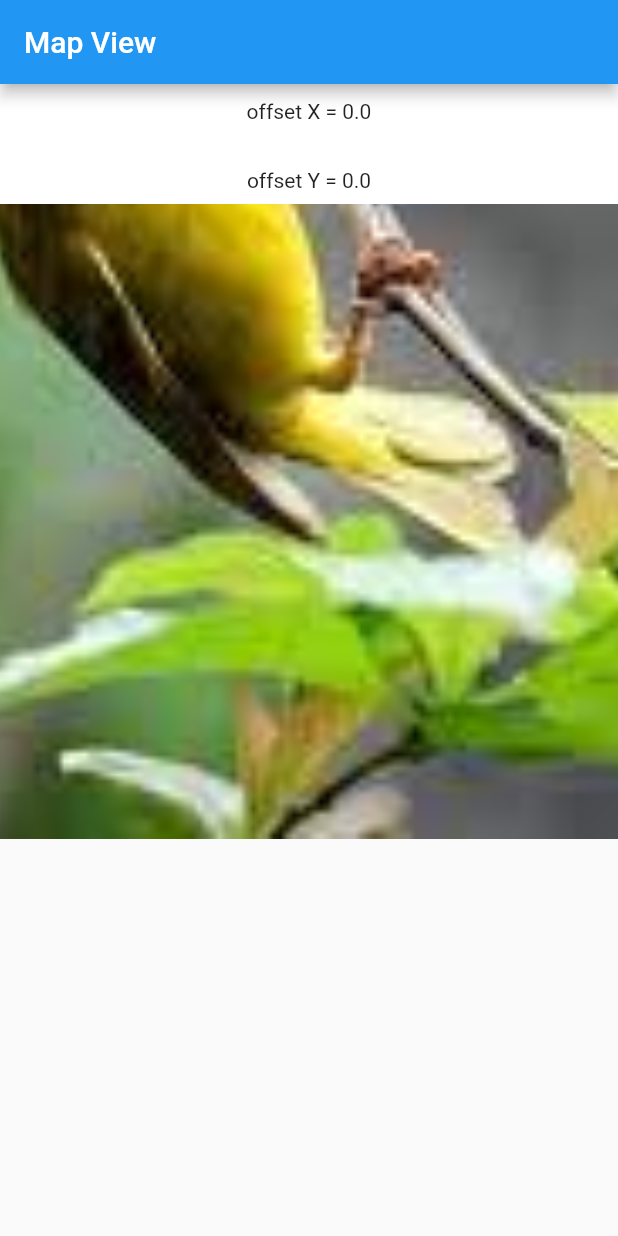
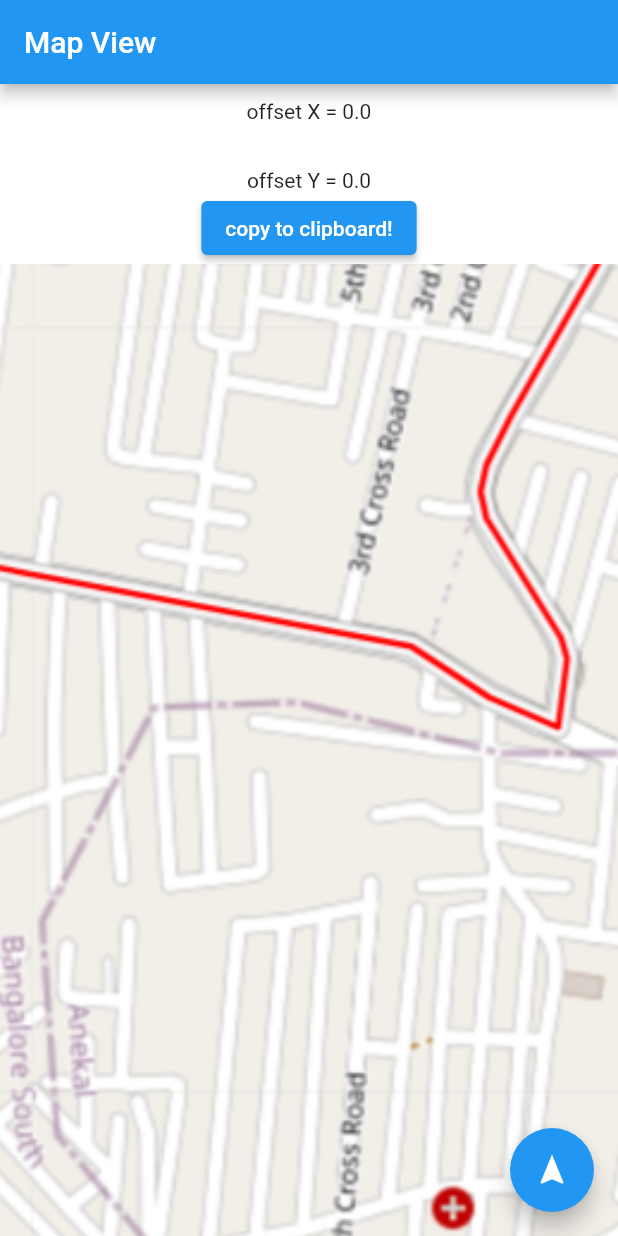
Before and after one commit to Am271/flutter-prac, a Flutter app: the screen it shows after launch, on a phone screen of 412 x 824 dp. Run offline on Flutter 3.47's test engine with Material 2 defaults, Android fonts, the light colour scheme and no system bars.

Commit message:
Added map, need to rotate it and replace Translate with something else

```diff
--- a/lib/main.dart
+++ b/lib/main.dart
@@ -3,7 +3,7 @@
 // found in the LICENSE file.
 
 import 'dart:async';
-
+import 'package:flutter/services.dart';
 import 'package:flutter/material.dart';
 
 void main() {
@@ -20,6 +20,7 @@ class MapView extends StatefulWidget {
 }
 
 class _MapViewState extends State<MapView> {
+  List data_points = [];
   double offsetX = 0.0;
   double offsetY = 0.0;
 
@@ -66,7 +67,7 @@ class _MapViewState extends State<MapView> {
                   scale: 4.5,
                   child: ClipRect(
                     child: Image.asset(
-                      'assets/bird.jpg',
+                      'assets/map.png',
                     ),
                   ))),
           GestureDetector(
@@ -81,7 +82,7 @@ class _MapViewState extends State<MapView> {
               },
               child: Container(
                 decoration: const BoxDecoration(color: Colors.white),
-                height: 80,
+                height: 120,
                 child: Column(
                   children: [
                     Container(
@@ -95,10 +96,20 @@ class _MapViewState extends State<MapView> {
                     ),
                     Text(
                       'offset Y = $offsetY',
-                    )
+                    ),
+                    ElevatedButton(onPressed: () async {
+                      await Clipboard.setData(ClipboardData(text: data_points.toString()));
+                    }, child: const Text('copy to clipboard!'))
                   ],
                 ),
               ))
-        ]));
+        ]),
+        floatingActionButton: FloatingActionButton(
+          onPressed: () {
+            data_points.add([offsetX, offsetY]);
+
+          },
+          child: const Icon(Icons.navigation),
+        ));
   }
 }
--- a/pubspec.yaml
+++ b/pubspec.yaml
@@ -38,6 +38,7 @@ dependencies:
   cupertino_icons: ^1.0.2
   english_words: ^4.0.0
   photo_view: ^0.14.0
+  path_provider: ^2.0.11
 
 dev_dependencies:
   flutter_test:
```
Also changed, not shown: assets/map.png (added), pubspec.lock, 1 other file.
